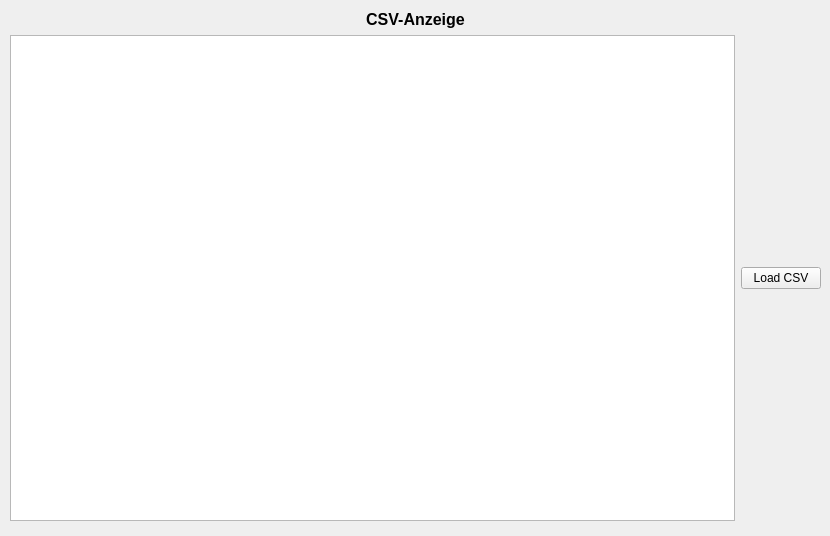
Qt form ui/Frame.ui (aernhofer-tgm/firstcsv) before a commit.
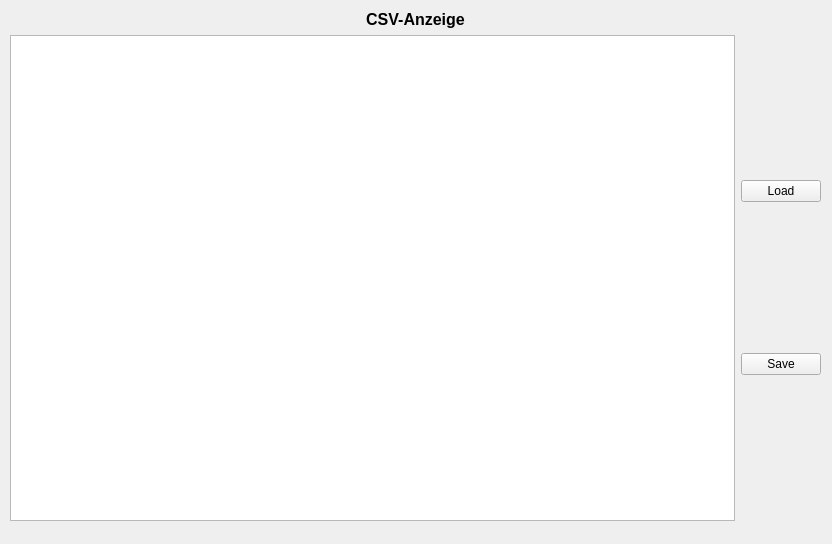
The same form after that commit.

What changed in the file:
```diff
--- a/ui/Frame.ui
+++ b/ui/Frame.ui
@@ -6,8 +6,8 @@
    <rect>
     <x>0</x>
     <y>0</y>
-    <width>830</width>
-    <height>536</height>
+    <width>832</width>
+    <height>544</height>
    </rect>
   </property>
   <property name="sizePolicy">
@@ -51,12 +51,23 @@
       <item>
        <widget class="QTextBrowser" name="textBrowser"/>
       </item>
+      <item>
+       <layout class="QVBoxLayout" name="verticalLayout_2">
       <item>
        <widget class="QPushButton" name="pushButton">
         <property name="text">
-         <string>Load CSV</string>
-        </property>
-       </widget>
+           <string>Load</string>
+          </property>
+         </widget>
+        </item>
+        <item>
+         <widget class="QPushButton" name="pushButton_2">
+          <property name="text">
+           <string>Save</string>
+          </property>
+         </widget>
+        </item>
+       </layout>
       </item>
      </layout>
     </item>
```
Left out of the diff: 2 changed lines with no effect on the pictures. Lines whose indentation alone changed are shown as unchanged.
